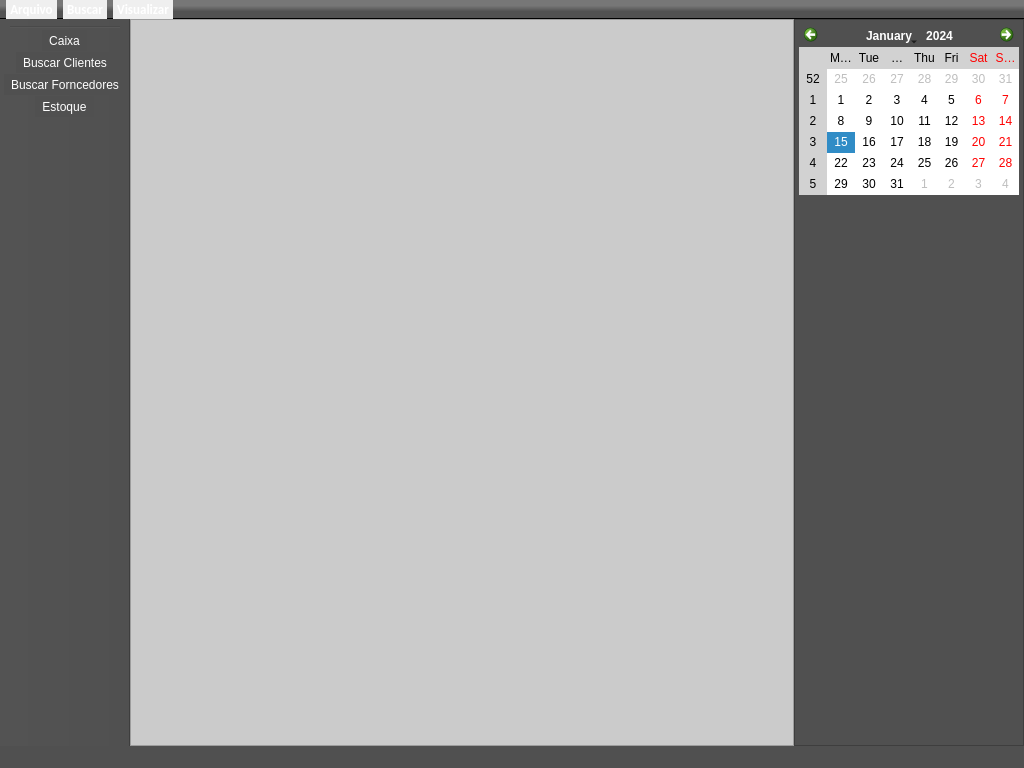
Old version of the form loja/tela_principal.ui in the repository jmessias1725/sexloja.
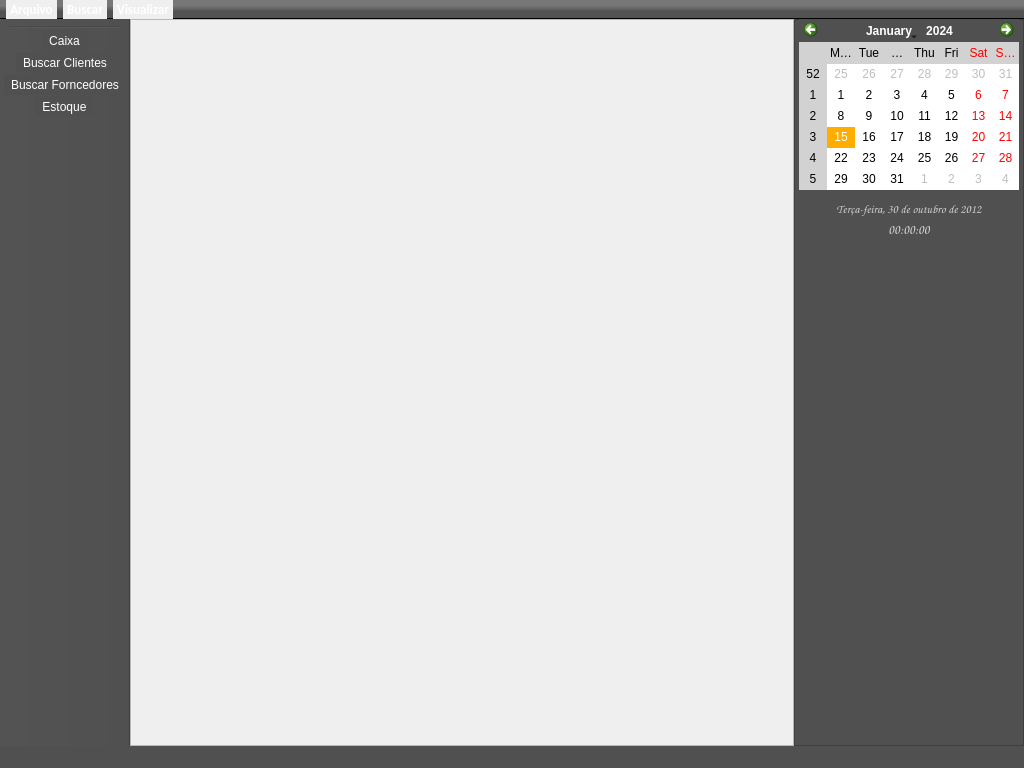
New version of the form. Icons and pictures are not drawn.

The edit to the form file:
```diff
--- a/loja/tela_principal.ui
+++ b/loja/tela_principal.ui
@@ -54,7 +54,7 @@
     <item>
      <widget class="QFrame" name="fr_central">
       <property name="styleSheet">
-       <string notr="true">background-color: rgb(203, 203, 203);</string>
+       <string notr="true"/>
       </property>
       <property name="frameShape">
        <enum>QFrame::StyledPanel</enum>
@@ -85,7 +85,7 @@
        <property name="geometry">
         <rect>
          <x>5</x>
-         <y>5</y>
+         <y>0</y>
          <width>220</width>
          <height>171</height>
         </rect>
@@ -102,10 +102,68 @@
 	alternate-background-color: #D2D2D2;
 }
 
-
+QAbstractItemView {
+	selection-background-color: rgb(255, 174, 0);
+}
 </string>
        </property>
       </widget>
+      <widget class="QLabel" name="lb_hora">
+       <property name="geometry">
+        <rect>
+         <x>5</x>
+         <y>200</y>
+         <width>220</width>
+         <height>20</height>
+        </rect>
+       </property>
+       <property name="font">
+        <font>
+         <family>Comic Sans MS</family>
+         <pointsize>10</pointsize>
+         <weight>50</weight>
+         <italic>false</italic>
+         <bold>false</bold>
+         <kerning>false</kerning>
+        </font>
+       </property>
+       <property name="styleSheet">
+        <string notr="true">color: rgb(211, 211, 211);</string>
+       </property>
+       <property name="text">
+        <string>00:00:00</string>
+       </property>
+       <property name="alignment">
+        <set>Qt::AlignCenter</set>
+       </property>
+      </widget>
+      <widget class="QLabel" name="lb_data">
+       <property name="geometry">
+        <rect>
+         <x>5</x>
+         <y>180</y>
+         <width>220</width>
+         <height>20</height>
+        </rect>
+       </property>
+       <property name="font">
+        <font>
+         <family>Comic Sans MS</family>
+         <pointsize>9</pointsize>
+         <weight>50</weight>
+         <bold>false</bold>
+        </font>
+       </property>
+       <property name="styleSheet">
+        <string notr="true">color: rgb(211, 211, 211);</string>
+       </property>
+       <property name="text">
+        <string>Terça-feira, 30 de outubro de 2012</string>
+       </property>
+       <property name="alignment">
+        <set>Qt::AlignCenter</set>
+       </property>
+      </widget>
      </widget>
     </item>
    </layout>
```
